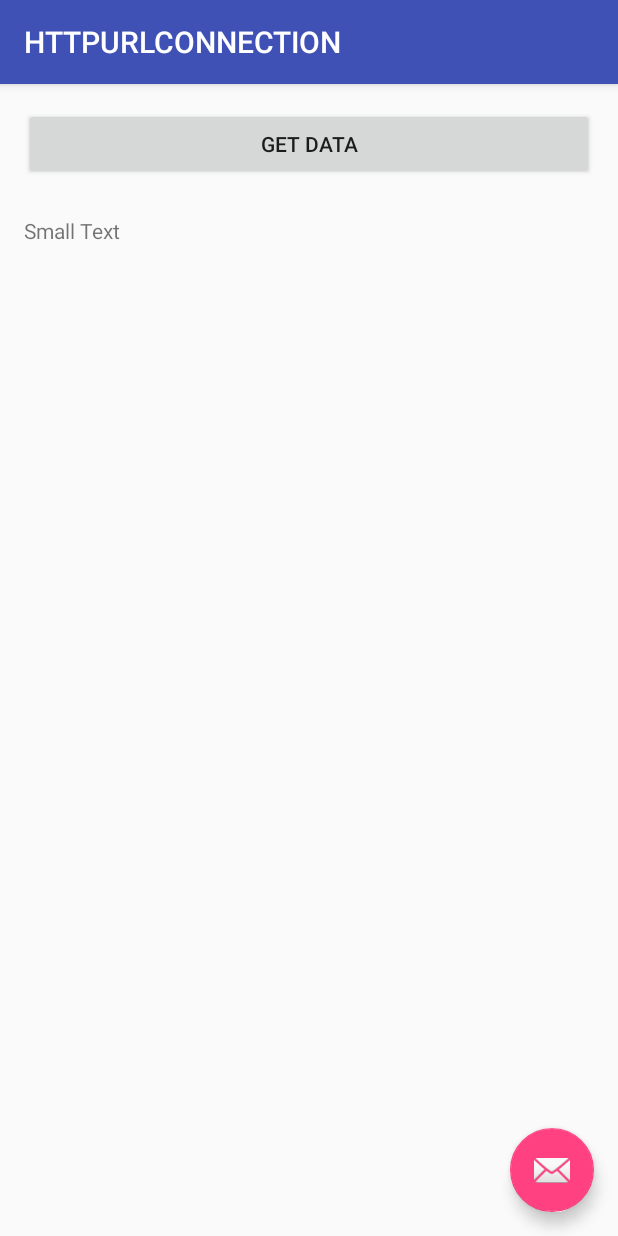
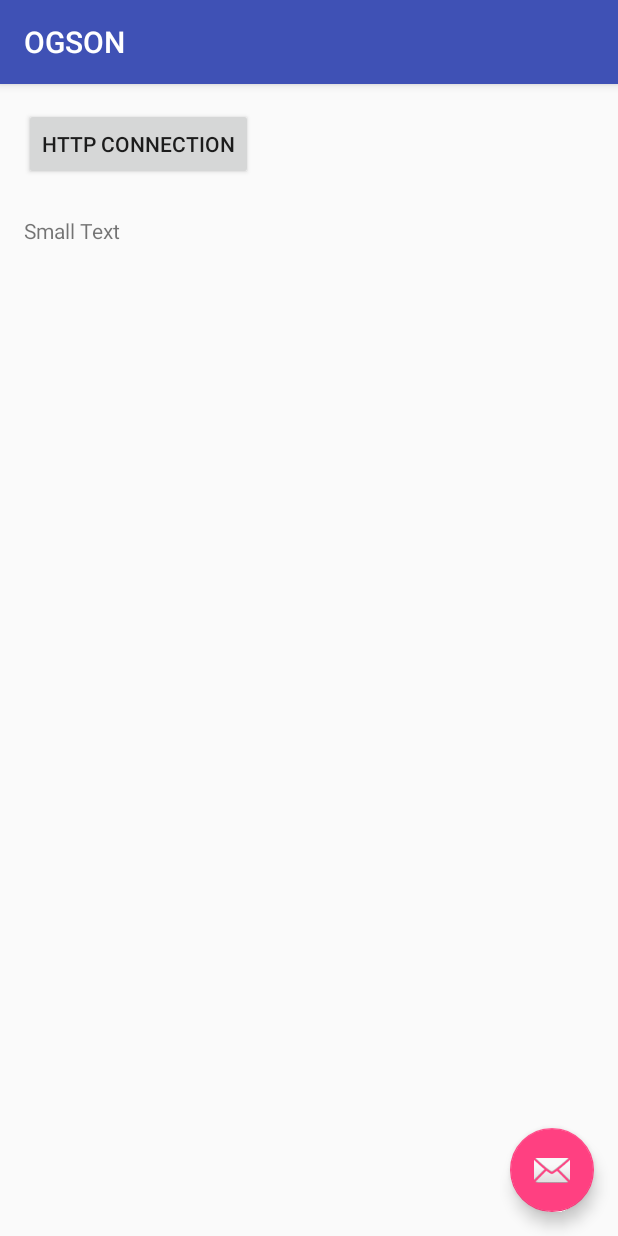
Before and after one commit to Rezaramdhanisti/Taskeins, an Android app: the screen it shows after launch (HALLUCINATION before the commit, OGSON after it), on a phone screen of 412 x 824 dp. Run offline under Robolectric (Android 15) with nearby library versions, the phone set to English and light mode, and no system bars.

Commit message:
today i have learn about Gson
Task
- build content xml
- build User java
- Create Apiary and used it
- build the last java
- add some compile at gradle

Trouble
- need input model_user at user
- and use some function ()

thats all for this afternoon

```diff
--- a/app/build.gradle
+++ b/app/build.gradle
@@ -25,4 +25,5 @@ dependencies {
     compile 'com.android.support:appcompat-v7:23.1.1'
     compile 'com.android.support:design:23.1.1'
     compile 'com.android.support:support-v4:23.1.1'
+    compile 'com.google.code.gson:gson:2.5'
 }
--- a/app/src/main/AndroidManifest.xml
+++ b/app/src/main/AndroidManifest.xml
@@ -104,6 +104,11 @@
             android:name=".HALLUCINATION"
             android:label="@string/title_activity_httpurlconnection"
             android:theme="@style/AppTheme.NoActionBar">
+        </activity>
+        <activity
+            android:name=".OGSON"
+            android:label="@string/title_activity_ogson"
+            android:theme="@style/AppTheme.NoActionBar">
             <intent-filter>
                 <action android:name="android.intent.action.MAIN"/>
 
--- /dev/null
+++ b/app/src/main/res/layout/activity_ogson.xml
@@ -0,0 +1,35 @@
+<?xml version="1.0" encoding="utf-8"?>
+<android.support.design.widget.CoordinatorLayout
+    xmlns:android="http://schemas.android.com/apk/res/android"
+    xmlns:app="http://schemas.android.com/apk/res-auto"
+    xmlns:tools="http://schemas.android.com/tools"
+    android:layout_width="match_parent"
+    android:layout_height="match_parent"
+    android:fitsSystemWindows="true"
+    tools:context="com.rezarizki.rezarr.OGSON">
+
+    <android.support.design.widget.AppBarLayout
+        android:layout_width="match_parent"
+        android:layout_height="wrap_content"
+        android:theme="@style/AppTheme.AppBarOverlay">
+
+        <android.support.v7.widget.Toolbar
+            android:id="@+id/toolbar"
+            android:layout_width="match_parent"
+            android:layout_height="?attr/actionBarSize"
+            android:background="?attr/colorPrimary"
+            app:popupTheme="@style/AppTheme.PopupOverlay"/>
+
+    </android.support.design.widget.AppBarLayout>
+
+    <include layout="@layout/content_ogson"/>
+
+    <android.support.design.widget.FloatingActionButton
+        android:id="@+id/fab"
+        android:layout_width="wrap_content"
+        android:layout_height="wrap_content"
+        android:layout_gravity="bottom|end"
+        android:layout_margin="@dimen/fab_margin"
+        android:src="@android:drawable/ic_dialog_email"/>
+
+</android.support.design.widget.CoordinatorLayout>
--- /dev/null
+++ b/app/src/main/res/layout/content_ogson.xml
@@ -0,0 +1,30 @@
+<?xml version="1.0" encoding="utf-8"?>
+<RelativeLayout
+    xmlns:android="http://schemas.android.com/apk/res/android"
+    xmlns:app="http://schemas.android.com/apk/res-auto"
+    xmlns:tools="http://schemas.android.com/tools"
+    android:layout_width="match_parent"
+    android:layout_height="match_parent"
+    android:paddingBottom="@dimen/activity_vertical_margin"
+    android:paddingLeft="@dimen/activity_horizontal_margin"
+    android:paddingRight="@dimen/activity_horizontal_margin"
+    android:paddingTop="@dimen/activity_vertical_margin"
+    app:layout_behavior="@string/appbar_scrolling_view_behavior"
+    tools:context="com.rezarizki.rezarr.OGSON"
+    tools:showIn="@layout/activity_ogson">
+
+    <Button
+        style="?android:attr/buttonStyleSmall"
+        android:layout_width="wrap_content"
+        android:layout_height="wrap_content"
+        android:text="http connection"
+        android:id="@+id/btn_minta"/>
+    <TextView
+        android:layout_width="wrap_content"
+        android:layout_height="wrap_content"
+        android:textAppearance="?android:attr/textAppearanceSmall"
+        android:text="Small Text"
+        android:id="@+id/lbl_http_connection"
+        android:layout_below="@+id/btn_minta"
+        android:layout_marginTop="24dp"/>
+</RelativeLayout>
--- a/app/src/main/res/values/strings.xml
+++ b/app/src/main/res/values/strings.xml
@@ -26,4 +26,5 @@
     <string name="title_activity_json">JSON</string>
     <string name="title_activity_asyncnan">Asyncnan</string>
     <string name="title_activity_httpurlconnection">HTTPURLCONNECTION</string>
+    <string name="title_activity_ogson">OGSON</string>
 </resources>
```
Also changed, not shown: app/src/main/java/com/rezarizki/rezarr/OGSON.java (added, +121 -0 lines), app/src/main/java/com/rezarizki/rezarr/User.java (added, +63 -0 lines).
